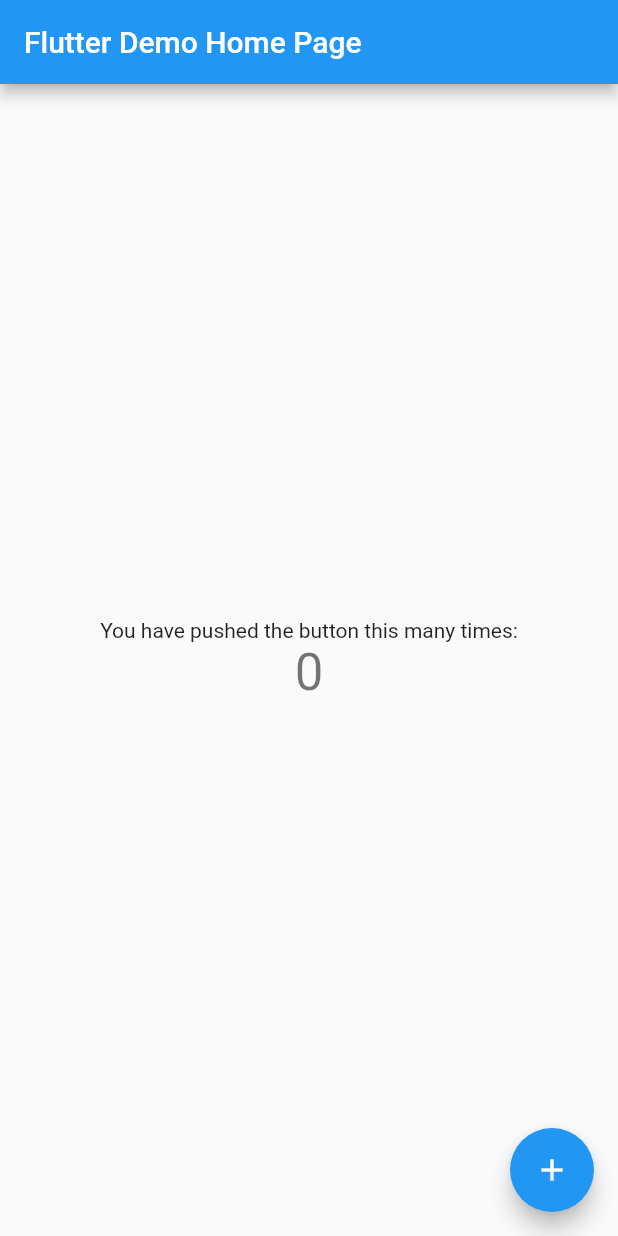
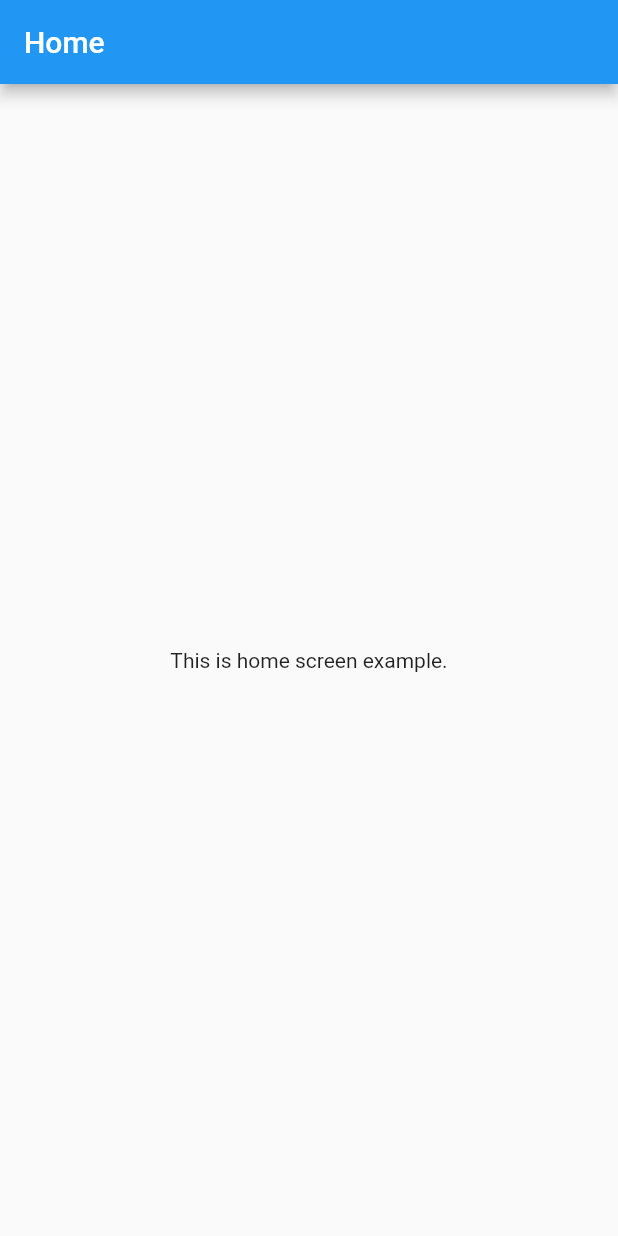
Before and after one commit to fumiyasac/MediaStyleFlutterApp, a Flutter app: the screen it shows after launch, on a phone screen of 412 x 824 dp. Run offline on Flutter 3.47's test engine with Material 2 defaults, Android fonts, the phone set to English and light mode, and no system bars.

Commit message:
ひとまず必要なスクリーン単位で分離する

```diff
--- a/lib/main.dart
+++ b/lib/main.dart
@@ -1,111 +1,17 @@
 import 'package:flutter/material.dart';
+import 'screen/home_screen.dart';
 
 void main() => runApp(MyApp());
 
 class MyApp extends StatelessWidget {
-  // This widget is the root of your application.
   @override
   Widget build(BuildContext context) {
     return MaterialApp(
       title: 'Flutter Demo',
       theme: ThemeData(
-        // This is the theme of your application.
-        //
-        // Try running your application with "flutter run". You'll see the
-        // application has a blue toolbar. Then, without quitting the app, try
-        // changing the primarySwatch below to Colors.green and then invoke
-        // "hot reload" (press "r" in the console where you ran "flutter run",
-        // or simply save your changes to "hot reload" in a Flutter IDE).
-        // Notice that the counter didn't reset back to zero; the application
-        // is not restarted.
         primarySwatch: Colors.blue,
       ),
-      home: MyHomePage(title: 'Flutter Demo Home Page'),
+      home: HomeScreen(),
     );
   }
 }
-
-class MyHomePage extends StatefulWidget {
-  MyHomePage({Key key, this.title}) : super(key: key);
-
-  // This widget is the home page of your application. It is stateful, meaning
-  // that it has a State object (defined below) that contains fields that affect
-  // how it looks.
-
-  // This class is the configuration for the state. It holds the values (in this
-  // case the title) provided by the parent (in this case the App widget) and
-  // used by the build method of the State. Fields in a Widget subclass are
-  // always marked "final".
-
-  final String title;
-
-  @override
-  _MyHomePageState createState() => _MyHomePageState();
-}
-
-class _MyHomePageState extends State<MyHomePage> {
-  int _counter = 0;
-
-  void _incrementCounter() {
-    setState(() {
-      // This call to setState tells the Flutter framework that something has
-      // changed in this State, which causes it to rerun the build method below
-      // so that the display can reflect the updated values. If we changed
-      // _counter without calling setState(), then the build method would not be
-      // called again, and so nothing would appear to happen.
-      _counter++;
-    });
-  }
-
-  @override
-  Widget build(BuildContext context) {
-    // This method is rerun every time setState is called, for instance as done
-    // by the _incrementCounter method above.
-    //
-    // The Flutter framework has been optimized to make rerunning build methods
-    // fast, so that you can just rebuild anything that needs updating rather
-    // than having to individually change instances of widgets.
-    return Scaffold(
-      appBar: AppBar(
-        // Here we take the value from the MyHomePage object that was created by
-        // the App.build method, and use it to set our appbar title.
-        title: Text(widget.title),
-      ),
-      body: Center(
-        // Center is a layout widget. It takes a single child and positions it
-        // in the middle of the parent.
-        child: Column(
-          // Column is also a layout widget. It takes a list of children and
-          // arranges them vertically. By default, it sizes itself to fit its
-          // children horizontally, and tries to be as tall as its parent.
-          //
-          // Invoke "debug painting" (press "p" in the console, choose the
-          // "Toggle Debug Paint" action from the Flutter Inspector in Android
-          // Studio, or the "Toggle Debug Paint" command in Visual Studio Code)
-          // to see the wireframe for each widget.
-          //
-          // Column has various properties to control how it sizes itself and
-          // how it positions its children. Here we use mainAxisAlignment to
-          // center the children vertically; the main axis here is the vertical
-          // axis because Columns are vertical (the cross axis would be
-          // horizontal).
-          mainAxisAlignment: MainAxisAlignment.center,
-          children: <Widget>[
-            Text(
-              'You have pushed the button this many times:',
-            ),
-            Text(
-              '$_counter',
-              style: Theme.of(context).textTheme.display1,
-            ),
-          ],
-        ),
-      ),
-      floatingActionButton: FloatingActionButton(
-        onPressed: _incrementCounter,
-        tooltip: 'Increment',
-        child: Icon(Icons.add),
-      ), // This trailing comma makes auto-formatting nicer for build methods.
-    );
-  }
-}
--- /dev/null
+++ b/lib/screen/categories_screen.dart
@@ -0,0 +1,15 @@
+import 'package:flutter/material.dart';
+
+class CategoriesScreen extends StatelessWidget {
+  @override
+  Widget build(BuildContext context) {
+    return Scaffold(
+      appBar: AppBar(
+        title: const Text("Categories"),
+      ),
+      body: Center(
+        child: Text("This is categories screen example."),
+      ),
+    );
+  }
+}
--- /dev/null
+++ b/lib/screen/home_screen.dart
@@ -0,0 +1,15 @@
+import 'package:flutter/material.dart';
+
+class HomeScreen extends StatelessWidget {
+  @override
+  Widget build(BuildContext context) {
+    return Scaffold(
+      appBar: AppBar(
+        title: const Text("Home"),
+      ),
+      body: Center(
+        child: Text("This is home screen example."),
+      ),
+    );
+  }
+}
```
Also changed, not shown: lib/screen/galleries_screen.dart (added, +15 -0 lines), lib/screen/profile_screen.dart (added, +15 -0 lines).
